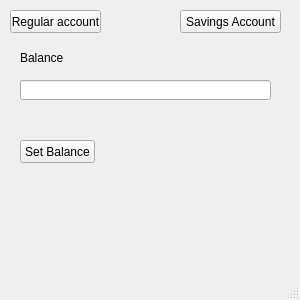
Before: the Qt Designer form gui.ui in cthieman1/Final_Project1, drawn with Qt 5.
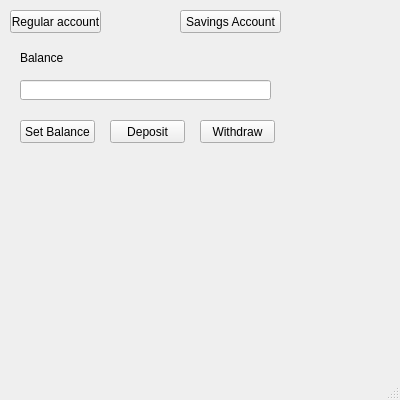
After: the same form once the commit is applied.

Commit message: added deposit function and further functionality

```diff
--- a/gui.ui
+++ b/gui.ui
@@ -6,20 +6,20 @@
    <rect>
     <x>0</x>
     <y>0</y>
-    <width>300</width>
-    <height>300</height>
+    <width>400</width>
+    <height>400</height>
    </rect>
   </property>
   <property name="minimumSize">
    <size>
-    <width>300</width>
-    <height>300</height>
+    <width>400</width>
+    <height>400</height>
    </size>
   </property>
   <property name="maximumSize">
    <size>
-    <width>300</width>
-    <height>300</height>
+    <width>400</width>
+    <height>400</height>
    </size>
   </property>
   <property name="windowTitle">
@@ -79,7 +79,7 @@
     <property name="geometry">
      <rect>
       <x>20</x>
-      <y>140</y>
+      <y>120</y>
       <width>75</width>
       <height>23</height>
      </rect>
@@ -88,6 +88,32 @@
      <string>Set Balance</string>
     </property>
    </widget>
+   <widget class="QPushButton" name="deposit_button">
+    <property name="geometry">
+     <rect>
+      <x>110</x>
+      <y>120</y>
+      <width>75</width>
+      <height>23</height>
+     </rect>
+    </property>
+    <property name="text">
+     <string>Deposit</string>
+    </property>
+   </widget>
+   <widget class="QPushButton" name="withdraw_button">
+    <property name="geometry">
+     <rect>
+      <x>200</x>
+      <y>120</y>
+      <width>75</width>
+      <height>23</height>
+     </rect>
+    </property>
+    <property name="text">
+     <string>Withdraw</string>
+    </property>
+   </widget>
   </widget>
   <widget class="QMenuBar" name="menubar">
    <property name="geometry">
```
Left out of the diff: 6 changed lines with no effect on the pictures. The commit also changes 2 other files.
